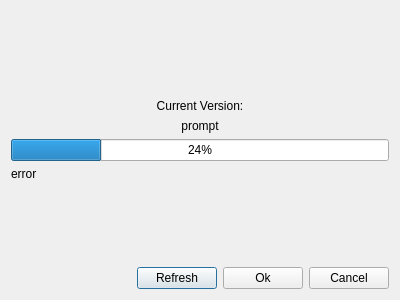
Before: the Qt Designer form Plugin/Update/DlgUpdate.ui in KangLin/RabbitIm, drawn with Qt 5.
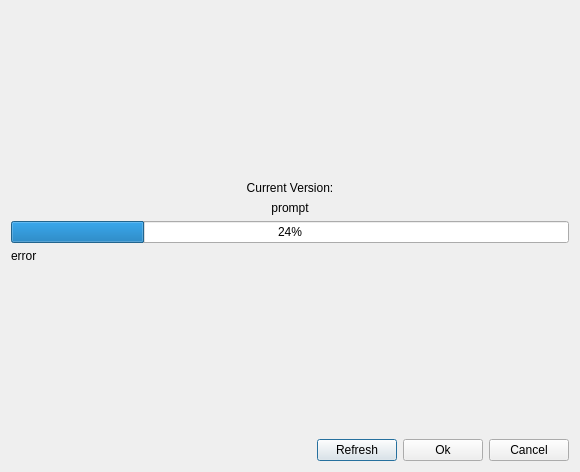
After: the same form once the commit is applied. Icons and pictures are not drawn.

```diff
--- a/Plugin/Update/DlgUpdate.ui
+++ b/Plugin/Update/DlgUpdate.ui
@@ -6,8 +6,8 @@
    <rect>
     <x>0</x>
     <y>0</y>
-    <width>400</width>
-    <height>300</height>
+    <width>580</width>
+    <height>472</height>
    </rect>
   </property>
   <property name="windowTitle">
```
Left out of the diff: 1 changed line with no effect on the pictures.
